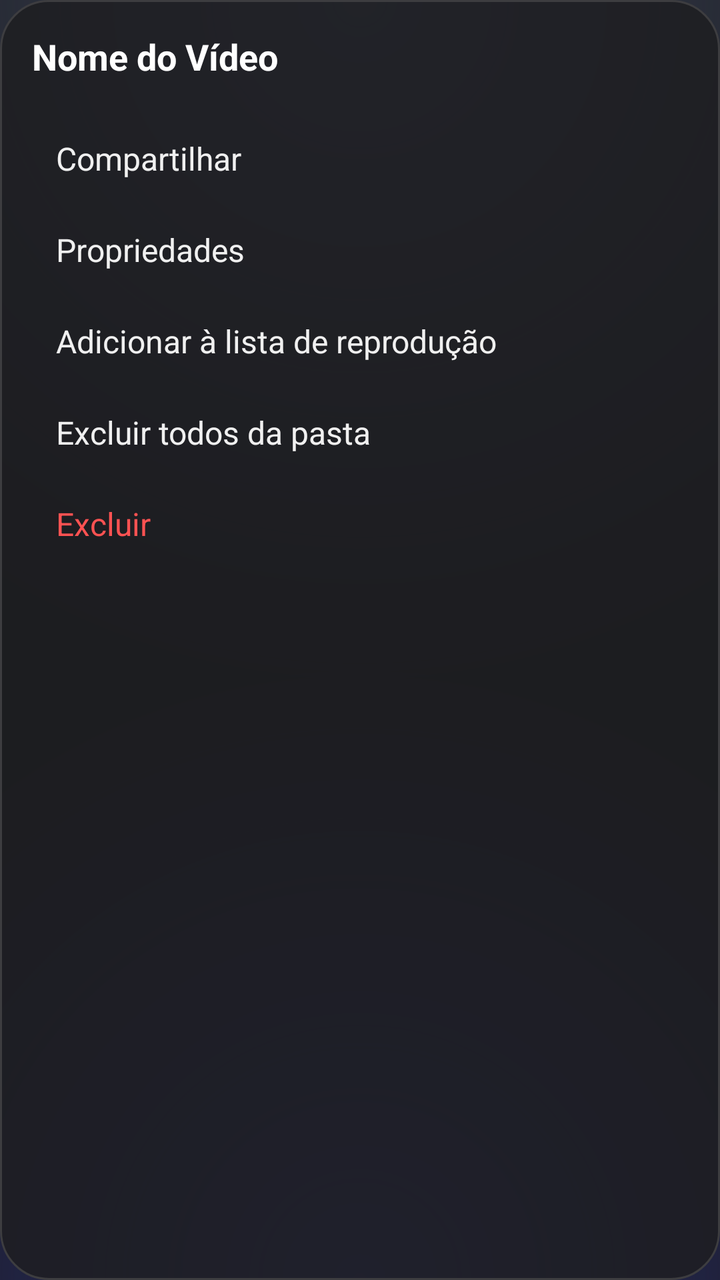
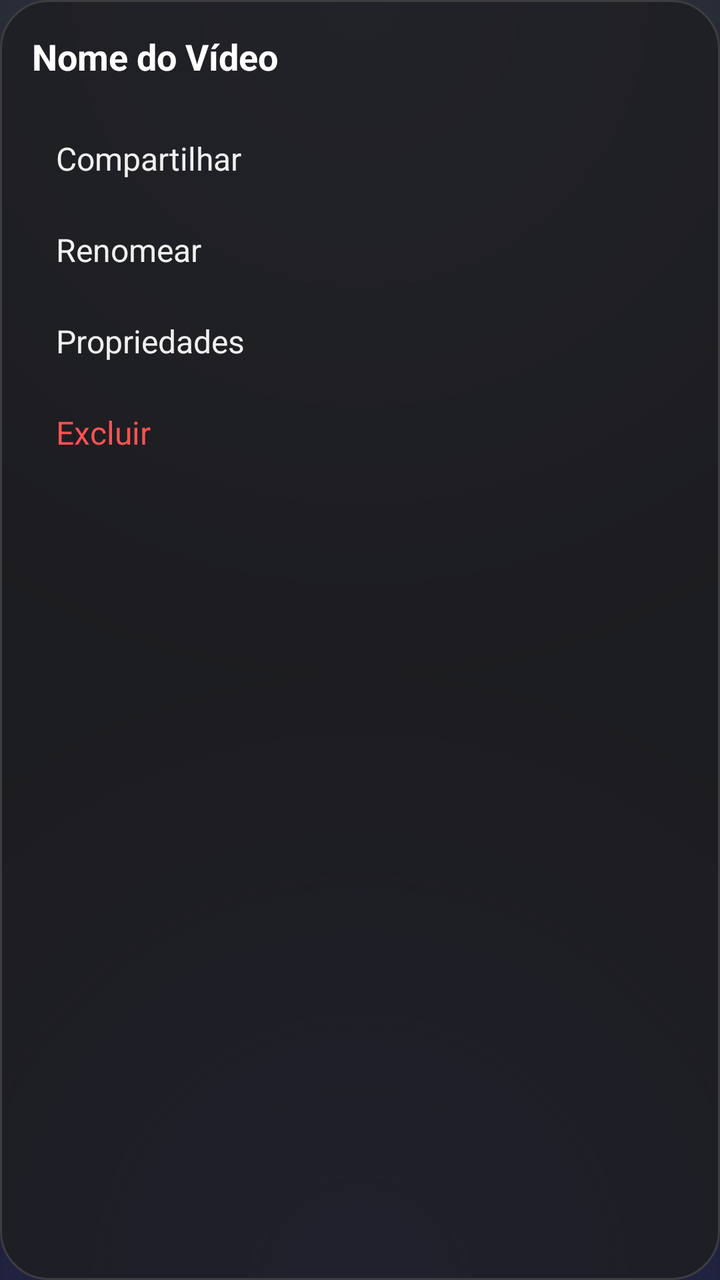

Compare the two renders of this Android layout. The source of the first and the diff that turns it into the second are given below.
<!-- AndroidManifest.xml: application theme Theme.OpenPlayer -->
<!-- res/layout/menu_video_options.xml -->
<?xml version="1.0" encoding="utf-8"?>
<LinearLayout xmlns:android="http://schemas.android.com/apk/res/android"
    android:layout_width="match_parent"
    android:layout_height="wrap_content"
    android:orientation="vertical"
    android:padding="16dp"
    android:background="@drawable/bg_menu_rounded">

    <TextView
        android:id="@+id/tvMenuTitle"
        android:layout_width="match_parent"
        android:layout_height="wrap_content"
        android:text="Nome do Vídeo"
        android:textSize="18sp"
        android:textStyle="bold"
        android:maxLines="1"
        android:ellipsize="end"
        android:layout_marginBottom="16dp"
        android:textColor="#FFFFFF"/>

    <TextView
        android:id="@+id/optShare"
        android:layout_width="match_parent"
        android:layout_height="wrap_content"
        android:text="Compartilhar"
        android:padding="12dp"
        android:background="?attr/selectableItemBackground"
        android:textSize="16sp"
        android:textColor="#F0F0F0"/>

    <TextView
        android:id="@+id/optProperties"
        android:layout_width="match_parent"
        android:layout_height="wrap_content"
        android:text="Propriedades"
        android:padding="12dp"
        android:background="?attr/selectableItemBackground"
        android:textSize="16sp"
        android:textColor="#F0F0F0"/>

    <TextView
        android:id="@+id/optPlaylist"
        android:layout_width="match_parent"
        android:layout_height="wrap_content"
        android:text="Adicionar à lista de reprodução"
        android:padding="12dp"
        android:background="?attr/selectableItemBackground"
        android:textSize="16sp"
        android:textColor="#F0F0F0"/>

    <TextView
        android:id="@+id/optSelectAll"
        android:layout_width="match_parent"
        android:layout_height="wrap_content"
        android:text="Excluir todos da pasta"
        android:padding="12dp"
        android:background="?attr/selectableItemBackground"
        android:textSize="16sp"
        android:textColor="#F0F0F0"/>

    <TextView
        android:id="@+id/optDelete"
        android:layout_width="match_parent"
        android:layout_height="wrap_content"
        android:text="Excluir"
        android:padding="12dp"
        android:background="?attr/selectableItemBackground"
        android:textSize="16sp"
        android:textColor="#FF5252"/>

</LinearLayout>
<!-- resources referenced by this layout -->
<resources>
  <!-- drawable bg_menu_rounded (drawable) -->
  <?xml version="1.0" encoding="utf-8"?>
  <shape xmlns:android="http://schemas.android.com/apk/res/android"
      android:shape="rectangle">
      
      
      <solid android:color="#D91E1E22" />
      
      <corners android:radius="24dp" />
      <stroke android:width="1dp" android:color="#3D3D40" />
      
  </shape>
  <style name="Theme.OpenPlayer" parent="Theme.Material3.DayNight.NoActionBar">
          <item name="android:colorBackground">@color/app_bg</item>
          <item name="android:windowBackground">@drawable/base_bg</item>
          <item name="android:statusBarColor">@android:color/transparent</item>
          <item name="android:navigationBarColor">@android:color/transparent</item>
          <item name="android:windowLightStatusBar">false</item>
      </style>
  <color name="app_bg">#0B0B0E</color>
  <!-- drawable base_bg (drawable) -->
  <?xml version="1.0" encoding="utf-8"?>
  <layer-list xmlns:android="http://schemas.android.com/apk/res/android">
      <item>
          <shape android:shape="rectangle">
              <solid android:color="#17181D" />
          </shape>
      </item>
      
      <item>
          <shape android:shape="rectangle">
              <gradient
                  android:centerX="0.5"
                  android:centerY="0.0"
                  android:endColor="#00000000"
                  android:gradientRadius="95%p"
                  android:startColor="#3A4152"
                  android:type="radial" />
          </shape>
      </item>
      
      <item>
          <shape android:shape="rectangle">
              <gradient
                  android:centerX="0.5"
                  android:centerY="1.0"
                  android:endColor="#00000000"
                  android:gradientRadius="85%p"
                  android:startColor="#2B2F6B"
                  android:type="radial" />
          </shape>
      </item>
  </layer-list>
</resources>

<!-- the commit's change to res/layout/menu_video_options.xml (unified diff, before → after) -->
@@ -28,31 +28,22 @@
         android:textSize="16sp"
         android:textColor="#F0F0F0"/>
 
+
     <TextView
-        android:id="@+id/optProperties"
+        android:id="@+id/optRename"
         android:layout_width="match_parent"
         android:layout_height="wrap_content"
-        android:text="Propriedades"
+        android:text="Renomear"
         android:padding="12dp"
         android:background="?attr/selectableItemBackground"
         android:textSize="16sp"
         android:textColor="#F0F0F0"/>
 
     <TextView
-        android:id="@+id/optPlaylist"
+        android:id="@+id/optProperties"
         android:layout_width="match_parent"
         android:layout_height="wrap_content"
-        android:text="Adicionar à lista de reprodução"
-        android:padding="12dp"
-        android:background="?attr/selectableItemBackground"
-        android:textSize="16sp"
-        android:textColor="#F0F0F0"/>
-
-    <TextView
-        android:id="@+id/optSelectAll"
-        android:layout_width="match_parent"
-        android:layout_height="wrap_content"
-        android:text="Excluir todos da pasta"
+        android:text="Propriedades"
         android:padding="12dp"
         android:background="?attr/selectableItemBackground"
         android:textSize="16sp"
